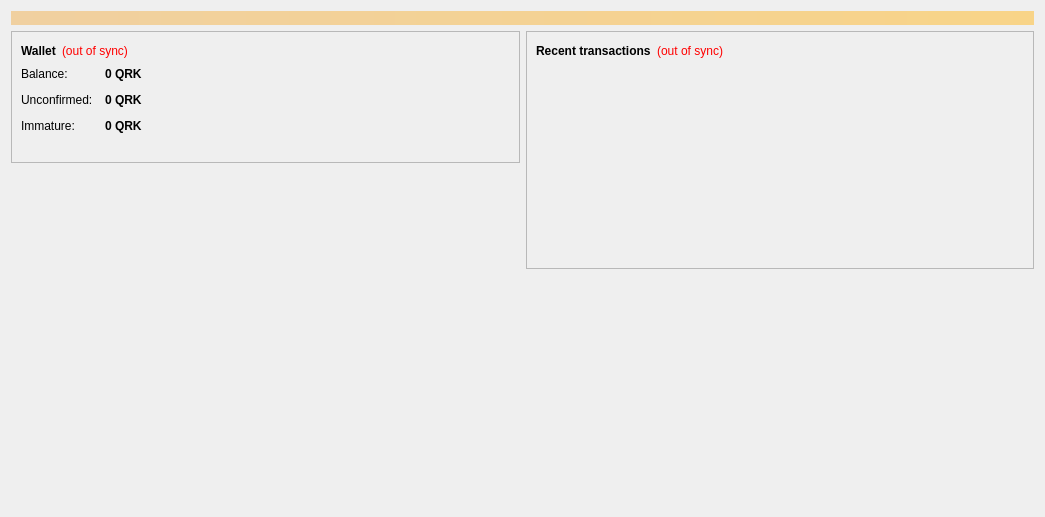
This is src/qt/forms/overviewpage.ui in dime-coin/dimecoin as Qt 5 draws it before an edit. The edited form follows.
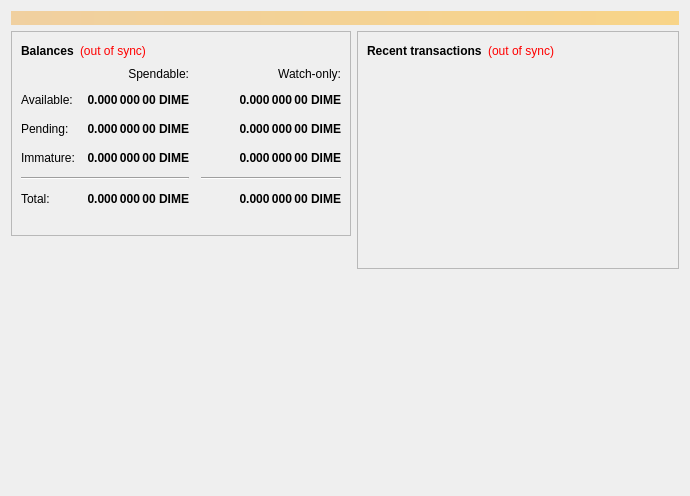
This is the edited form. Icons and pictures are not drawn.

The edit to the form file:
```diff
--- a/src/qt/forms/overviewpage.ui
+++ b/src/qt/forms/overviewpage.ui
@@ -6,8 +6,8 @@
    <rect>
     <x>0</x>
     <y>0</y>
-    <width>1045</width>
-    <height>517</height>
+    <width>690</width>
+    <height>496</height>
    </rect>
   </property>
   <property name="windowTitle">
@@ -54,7 +54,7 @@
                </font>
               </property>
               <property name="text">
-               <string>Wallet</string>
+               <string>Balances</string>
               </property>
              </widget>
             </item>
@@ -75,6 +75,159 @@
              </widget>
             </item>
             <item>
+             <spacer name="horizontalSpacer_3">
+              <property name="orientation">
+               <enum>Qt::Horizontal</enum>
+              </property>
+              <property name="sizeHint" stdset="0">
+               <size>
+                <width>40</width>
+                <height>20</height>
+               </size>
+              </property>
+             </spacer>
+            </item>
+           </layout>
+          </item>
+          <item>
+           <layout class="QGridLayout" name="gridLayout">
+            <property name="spacing">
+             <number>12</number>
+            </property>
+            <item row="2" column="2">
+             <widget class="QLabel" name="labelWatchPending">
+              <property name="font">
+               <font>
+                <weight>75</weight>
+                <bold>true</bold>
+               </font>
+              </property>
+              <property name="cursor">
+               <cursorShape>IBeamCursor</cursorShape>
+              </property>
+              <property name="toolTip">
+               <string>Unconfirmed transactions to watch-only addresses</string>
+              </property>
+              <property name="text">
+               <string notr="true">0.000 000 00 DIME</string>
+              </property>
+              <property name="alignment">
+               <set>Qt::AlignRight|Qt::AlignTrailing|Qt::AlignVCenter</set>
+              </property>
+              <property name="textInteractionFlags">
+               <set>Qt::LinksAccessibleByMouse|Qt::TextSelectableByKeyboard|Qt::TextSelectableByMouse</set>
+              </property>
+             </widget>
+            </item>
+            <item row="2" column="1">
+             <widget class="QLabel" name="labelUnconfirmed">
+              <property name="font">
+               <font>
+                <weight>75</weight>
+                <bold>true</bold>
+               </font>
+              </property>
+              <property name="cursor">
+               <cursorShape>IBeamCursor</cursorShape>
+              </property>
+              <property name="toolTip">
+               <string>Total of transactions that have yet to be confirmed, and do not yet count toward the spendable balance</string>
+              </property>
+              <property name="text">
+               <string notr="true">0.000 000 00 DIME</string>
+              </property>
+              <property name="alignment">
+               <set>Qt::AlignRight|Qt::AlignTrailing|Qt::AlignVCenter</set>
+              </property>
+              <property name="textInteractionFlags">
+               <set>Qt::LinksAccessibleByMouse|Qt::TextSelectableByKeyboard|Qt::TextSelectableByMouse</set>
+              </property>
+             </widget>
+            </item>
+            <item row="3" column="2">
+             <widget class="QLabel" name="labelWatchImmature">
+              <property name="font">
+               <font>
+                <weight>75</weight>
+                <bold>true</bold>
+               </font>
+              </property>
+              <property name="cursor">
+               <cursorShape>IBeamCursor</cursorShape>
+              </property>
+              <property name="toolTip">
+               <string>Mined balance in watch-only addresses that has not yet matured</string>
+              </property>
+              <property name="text">
+               <string notr="true">0.000 000 00 DIME</string>
+              </property>
+              <property name="alignment">
+               <set>Qt::AlignRight|Qt::AlignTrailing|Qt::AlignVCenter</set>
+              </property>
+              <property name="textInteractionFlags">
+               <set>Qt::LinksAccessibleByMouse|Qt::TextSelectableByKeyboard|Qt::TextSelectableByMouse</set>
+              </property>
+             </widget>
+            </item>
+            <item row="4" column="0" colspan="2">
+             <widget class="Line" name="line">
+              <property name="orientation">
+               <enum>Qt::Horizontal</enum>
+              </property>
+             </widget>
+            </item>
+            <item row="4" column="2">
+             <widget class="Line" name="lineWatchBalance">
+              <property name="sizePolicy">
+               <sizepolicy hsizetype="Preferred" vsizetype="Fixed">
+                <horstretch>0</horstretch>
+                <verstretch>0</verstretch>
+               </sizepolicy>
+              </property>
+              <property name="minimumSize">
+               <size>
+                <width>140</width>
+                <height>0</height>
+               </size>
+              </property>
+              <property name="orientation">
+               <enum>Qt::Horizontal</enum>
+              </property>
+             </widget>
+            </item>
+            <item row="5" column="0">
+             <widget class="QLabel" name="labelTotalText">
+              <property name="text">
+               <string>Total:</string>
+              </property>
+             </widget>
+            </item>
+            <item row="3" column="1">
+             <widget class="QLabel" name="labelImmature">
+              <property name="font">
+               <font>
+                <weight>75</weight>
+                <bold>true</bold>
+               </font>
+              </property>
+              <property name="cursor">
+               <cursorShape>IBeamCursor</cursorShape>
+              </property>
+              <property name="toolTip">
+               <string>Mined balance that has not yet matured</string>
+              </property>
+              <property name="text">
+               <string notr="true">0.000 000 00 DIME</string>
+              </property>
+              <property name="alignment">
+               <set>Qt::AlignRight|Qt::AlignTrailing|Qt::AlignVCenter</set>
+              </property>
+              <property name="textInteractionFlags">
+               <set>Qt::LinksAccessibleByMouse|Qt::TextSelectableByKeyboard|Qt::TextSelectableByMouse</set>
+              </property>
+             </widget>
+            </item>
+            <item row="2" column="3">
              <spacer name="horizontalSpacer_2">
               <property name="orientation">
                <enum>Qt::Horizontal</enum>
@@ -87,28 +240,15 @@
               </property>
              </spacer>
             </item>
-           </layout>
-          </item>
-          <item>
-           <layout class="QFormLayout" name="formLayout_2">
-            <property name="fieldGrowthPolicy">
-             <enum>QFormLayout::AllNonFixedFieldsGrow</enum>
-            </property>
-            <property name="horizontalSpacing">
-             <number>12</number>
-            </property>
-            <property name="verticalSpacing">
-             <number>12</number>
-            </property>
-            <item row="0" column="0">
-             <widget class="QLabel" name="label">
+            <item row="3" column="0">
+             <widget class="QLabel" name="labelImmatureText">
               <property name="text">
-               <string>Balance:</string>
+               <string>Immature:</string>
               </property>
              </widget>
             </item>
-            <item row="0" column="1">
-             <widget class="QLabel" name="labelBalance">
+            <item row="5" column="1">
+             <widget class="QLabel" name="labelTotal">
               <property name="font">
                <font>
                 <weight>75</weight>
@@ -122,22 +262,60 @@
                <string>Your current balance</string>
               </property>
               <property name="text">
-               <string notr="true">0 QRK</string>
+               <string notr="true">0.000 000 00 DIME</string>
               </property>
+              <property name="alignment">
+               <set>Qt::AlignRight|Qt::AlignTrailing|Qt::AlignVCenter</set>
+              </property>
               <property name="textInteractionFlags">
                <set>Qt::LinksAccessibleByMouse|Qt::TextSelectableByKeyboard|Qt::TextSelectableByMouse</set>
               </property>
              </widget>
             </item>
+            <item row="5" column="2">
+             <widget class="QLabel" name="labelWatchTotal">
+              <property name="font">
+               <font>
+                <weight>75</weight>
+                <bold>true</bold>
+               </font>
+              </property>
+              <property name="cursor">
+               <cursorShape>IBeamCursor</cursorShape>
+              </property>
+              <property name="toolTip">
+               <string>Current total balance in watch-only addresses</string>
+              </property>
+              <property name="text">
+               <string notr="true">0.000 000 00 DIME</string>
+              </property>
+              <property name="alignment">
+               <set>Qt::AlignRight|Qt::AlignTrailing|Qt::AlignVCenter</set>
+              </property>
+              <property name="textInteractionFlags">
+               <set>Qt::LinksAccessibleByMouse|Qt::TextSelectableByKeyboard|Qt::TextSelectableByMouse</set>
+              </property>
+             </widget>
+            </item>
+            <item row="0" column="2">
+             <widget class="QLabel" name="labelWatchonly">
+              <property name="text">
+               <string>Watch-only:</string>
+              </property>
+              <property name="alignment">
+               <set>Qt::AlignRight|Qt::AlignTrailing|Qt::AlignVCenter</set>
+              </property>
+             </widget>
+            </item>
             <item row="1" column="0">
-             <widget class="QLabel" name="label_3">
+             <widget class="QLabel" name="labelBalanceText">
               <property name="text">
-               <string>Unconfirmed:</string>
+               <string>Available:</string>
               </property>
              </widget>
             </item>
             <item row="1" column="1">
-             <widget class="QLabel" name="labelUnconfirmed">
+             <widget class="QLabel" name="labelBalance">
               <property name="font">
                <font>
                 <weight>75</weight>
@@ -151,7 +329,35 @@
                <string>Total of transactions that have yet to be confirmed, and do not yet count toward the current balance</string>
               </property>
               <property name="text">
-               <string notr="true">0 QRK</string>
+               <string notr="true">0.000 000 00 DIME</string>
+              </property>
+              <property name="alignment">
+               <set>Qt::AlignRight|Qt::AlignTrailing|Qt::AlignVCenter</set>
+              </property>
+              <property name="textInteractionFlags">
+               <set>Qt::LinksAccessibleByMouse|Qt::TextSelectableByKeyboard|Qt::TextSelectableByMouse</set>
+              </property>
+             </widget>
+            </item>
+            <item row="1" column="2">
+             <widget class="QLabel" name="labelWatchAvailable">
+              <property name="font">
+               <font>
+                <weight>75</weight>
+                <bold>true</bold>
+               </font>
+              </property>
+              <property name="cursor">
+               <cursorShape>IBeamCursor</cursorShape>
+              </property>
+              <property name="toolTip">
+               <string>Your current balance in watch-only addresses</string>
+              </property>
+              <property name="text">
+               <string notr="true">0.000 000 00 DIME</string>
+              </property>
+              <property name="alignment">
+               <set>Qt::AlignRight|Qt::AlignTrailing|Qt::AlignVCenter</set>
               </property>
               <property name="textInteractionFlags">
                <set>Qt::LinksAccessibleByMouse|Qt::TextSelectableByKeyboard|Qt::TextSelectableByMouse</set>
@@ -159,28 +365,19 @@
              </widget>
             </item>
             <item row="2" column="0">
-             <widget class="QLabel" name="labelImmatureText">
+             <widget class="QLabel" name="labelPendingText">
               <property name="text">
-               <string>Immature:</string>
+               <string>Pending:</string>
               </property>
              </widget>
             </item>
-            <item row="2" column="1">
-             <widget class="QLabel" name="labelImmature">
-              <property name="font">
-               <font>
-                <weight>75</weight>
-                <bold>true</bold>
-               </font>
-              </property>
-              <property name="toolTip">
-               <string>Mined balance that has not yet matured</string>
-              </property>
+            <item row="0" column="1">
+             <widget class="QLabel" name="labelSpendable">
               <property name="text">
-               <string notr="true">0 QRK</string>
+               <string>Spendable:</string>
               </property>
-              <property name="textInteractionFlags">
-               <set>Qt::LinksAccessibleByMouse|Qt::TextSelectableByKeyboard|Qt::TextSelectableByMouse</set>
+              <property name="alignment">
+               <set>Qt::AlignRight|Qt::AlignTrailing|Qt::AlignVCenter</set>
               </property>
              </widget>
             </item>
@@ -238,8 +435,14 @@
            <layout class="QHBoxLayout" name="horizontalLayout_2">
             <item>
              <widget class="QLabel" name="label_4">
+              <property name="font">
+               <font>
+                <weight>75</weight>
+                <bold>true</bold>
+               </font>
+              </property>
               <property name="text">
-               <string>&lt;b&gt;Recent transactions&lt;/b&gt;</string>
+               <string>Recent transactions</string>
               </property>
              </widget>
             </item>
```
Left out of the diff: 14 changed lines with no effect on the pictures.
